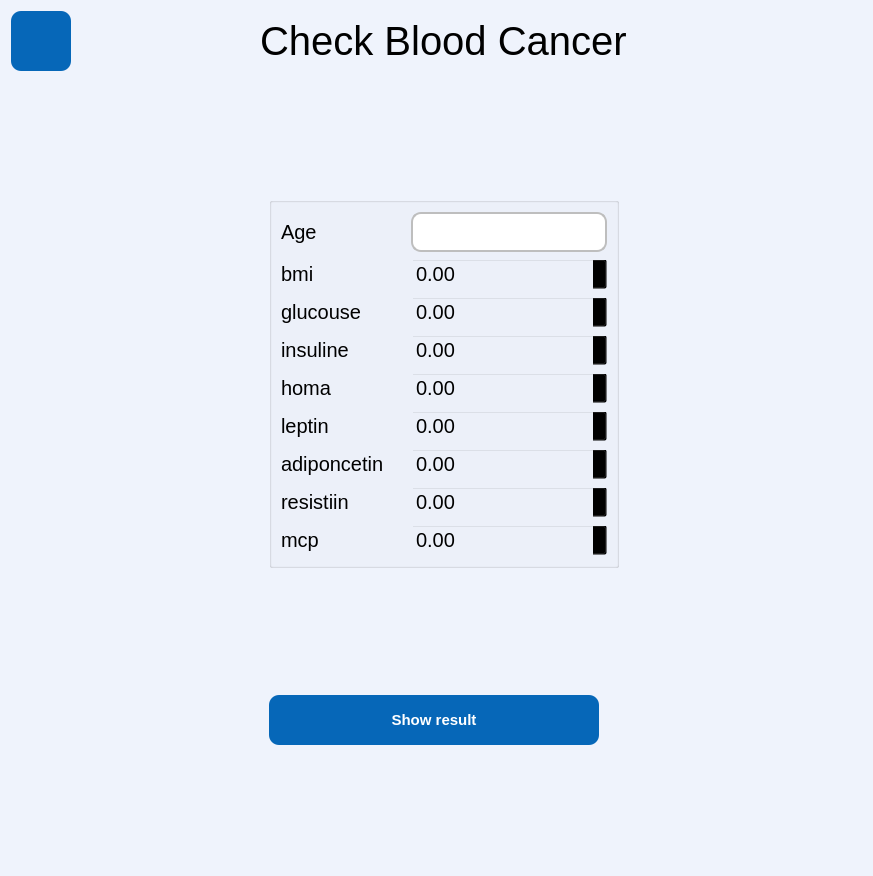
yousefelmesalamy/Illminor, file forms/blood_model.ui: the form before one commit.
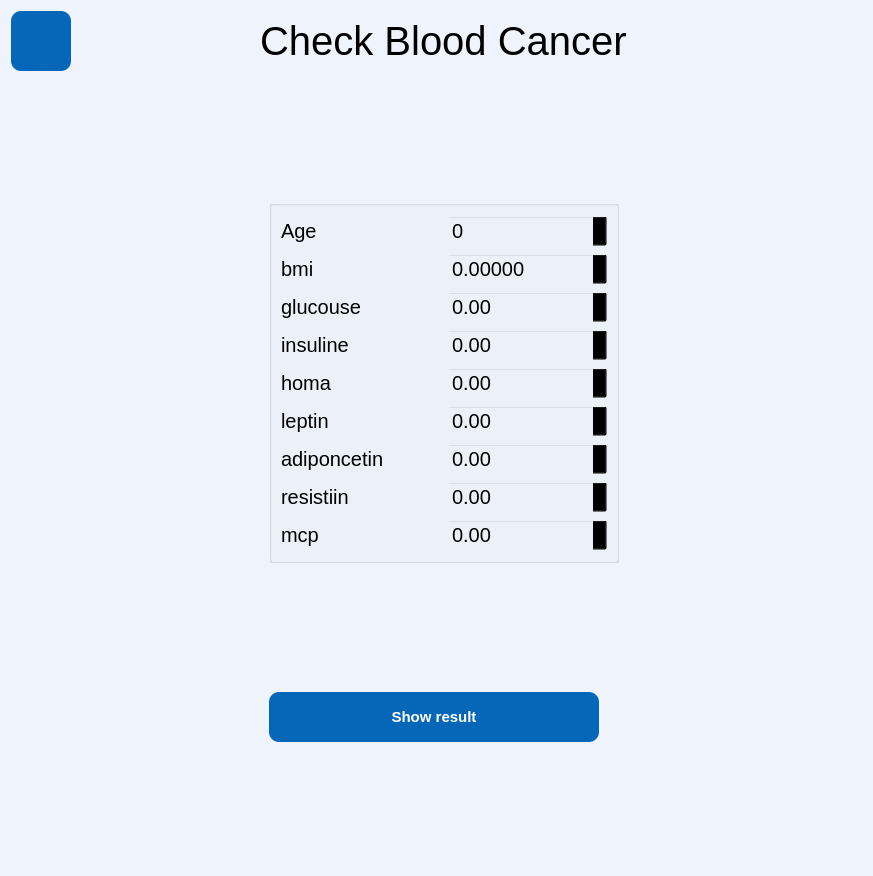
The form after the commit. Icons and pictures are not drawn.

Patch:
```diff
--- a/forms/blood_model.ui
+++ b/forms/blood_model.ui
@@ -575,29 +575,6 @@
         </property>
        </widget>
       </item>
-      <item row="1" column="1">
-       <widget class="QLineEdit" name="lineEdit">
-        <property name="minimumSize">
-         <size>
-          <width>196</width>
-          <height>40</height>
-         </size>
-        </property>
-        <property name="maximumSize">
-         <size>
-          <width>196</width>
-          <height>16777215</height>
-         </size>
-        </property>
-        <property name="styleSheet">
-         <string notr="true">border: 2px solid #bebebe ;
-border-radius: 10% 10%;
-padding-left:5px;
-background-color: rgb(255, 255, 255);
-color: rgb(18, 32, 62);</string>
-        </property>
-       </widget>
-      </item>
       <item row="9" column="0">
        <widget class="QLabel" name="label_9">
         <property name="styleSheet">
@@ -635,6 +612,47 @@
 QLineEdit{
 border: 1px solid #ABAFB7;
 
+}
+QLineEdit:focus {
+  border: 3px solid #555;
+}
+
+
+QLineEdit{
+border: 1px solid #ABAFB7;
+
+}
+QLineEdit:focus {
+  border: 3px solid #555;
+}
+
+</string>
+        </property>
+        <property name="decimals">
+         <number>5</number>
+        </property>
+        <property name="maximum">
+         <double>10000000.000000000000000</double>
+        </property>
+       </widget>
+      </item>
+      <item row="1" column="1">
+       <widget class="QSpinBox" name="age_lin">
+        <property name="styleSheet">
+         <string notr="true">QSpinBox {  height: 32px;
+  border-radius: 4px;
+  border: 1px solid #959595;
+  position: relative;
+  text-align: center;
+  font-size: 20px;
+  width: 80px;
+  outline: none;
+
+  caret-color: transparent;;
+
+QLineEdit{
+border: 1px solid #ABAFB7;
+}
 }
 QLineEdit:focus {
   border: 3px solid #555;
```
